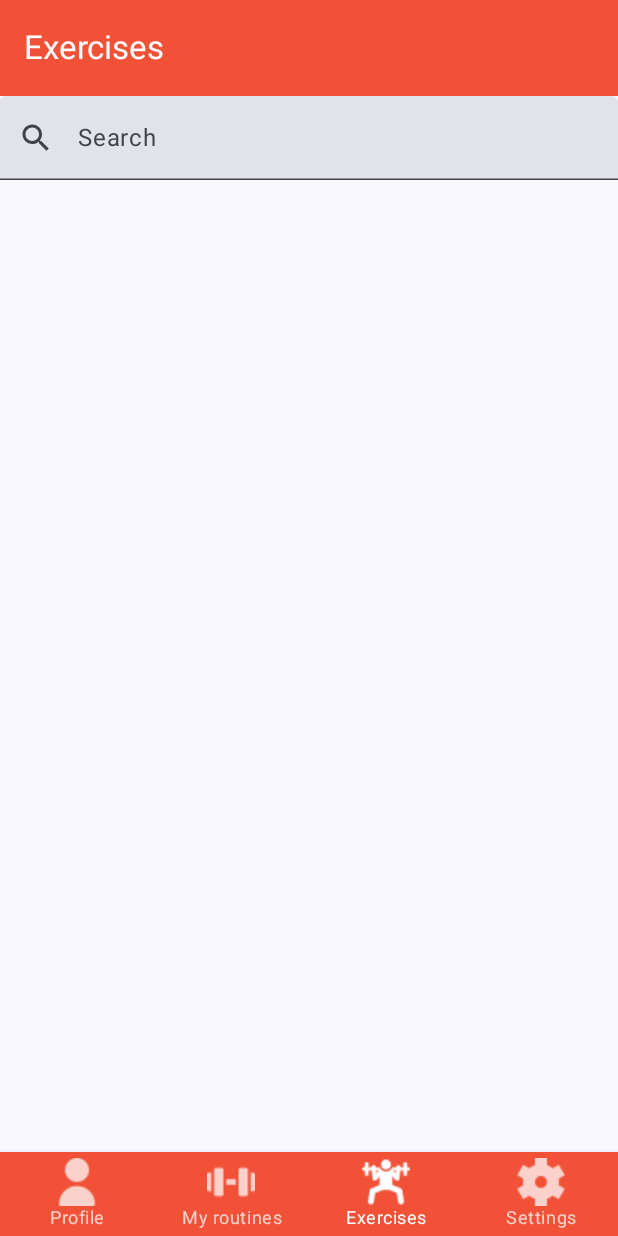
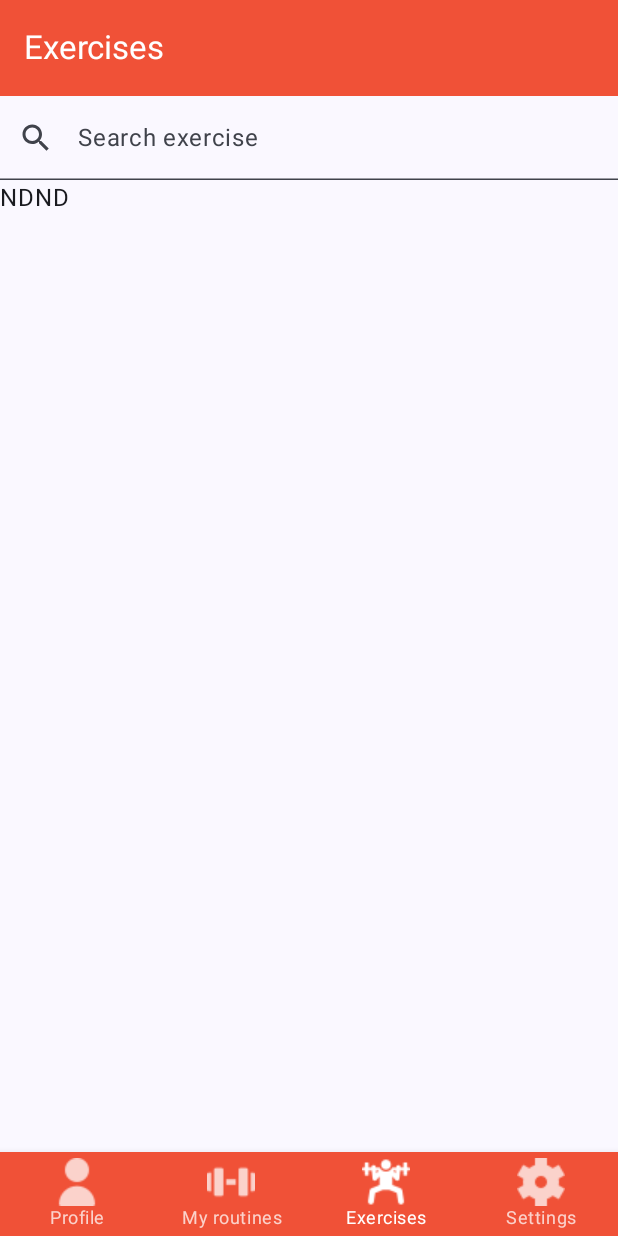
Before and after one commit to ifernandezgo/GYTRCompose, an Android app built with Jetpack Compose: the screen it shows after launch (MainActivity), item 3 of the bottom bar chosen, on a phone screen of 412 x 824 dp. Run offline under Robolectric (Android 15) with nearby library versions, the phone set to English and light mode, and no system bars.

Commit message:
Cambios en Exercises

```diff
--- a/app/src/main/java/es/upsa/mimo/gytrcompose/MainActivity.kt
+++ b/app/src/main/java/es/upsa/mimo/gytrcompose/MainActivity.kt
@@ -4,6 +4,7 @@ import android.annotation.SuppressLint
 import android.os.Bundle
 import androidx.activity.ComponentActivity
 import androidx.activity.compose.setContent
+import androidx.activity.viewModels
 import androidx.compose.foundation.layout.fillMaxSize
 import androidx.compose.material3.ExperimentalMaterial3Api
 import androidx.compose.material3.MaterialTheme
@@ -24,21 +25,24 @@ import es.upsa.mimo.gytrcompose.view.Exercises
 import es.upsa.mimo.gytrcompose.view.MyRoutines
 import es.upsa.mimo.gytrcompose.view.Profile
 import es.upsa.mimo.gytrcompose.view.Settings
+import es.upsa.mimo.gytrcompose.viewModel.ExercisesViewModel
 
 class MainActivity : ComponentActivity() {
+
+    private val exercisesViewModel by viewModels<ExercisesViewModel>()
+
     override fun onCreate(savedInstanceState: Bundle?) {
         super.onCreate(savedInstanceState)
         setContent {
-            MainView()
+            MainView(exercisesViewModel)
         }
     }
 }
 
 @SuppressLint("UnusedMaterial3ScaffoldPaddingParameter")
 @OptIn(ExperimentalMaterial3Api::class)
-@Preview
 @Composable
-fun MainView() {
+fun MainView(exercisesViewModel: ExercisesViewModel) {
     val navController = rememberNavController()
     Screen {
         Scaffold(
@@ -57,7 +61,7 @@ fun MainView() {
                     MyRoutines()
                 }
                 composable(route = BottomNavItem.Exercises.screen_route) {
-                    Exercises()
+                    Exercises(exercisesViewModel)
                 }
                 composable(route = BottomNavItem.Settings.screen_route) {
                     Settings()
--- a/app/src/main/java/es/upsa/mimo/gytrcompose/view/Exercises.kt
+++ b/app/src/main/java/es/upsa/mimo/gytrcompose/view/Exercises.kt
@@ -2,6 +2,7 @@ package es.upsa.mimo.gytrcompose.view
 
 import androidx.compose.foundation.layout.Box
 import androidx.compose.foundation.layout.Column
+import androidx.compose.foundation.layout.Row
 import androidx.compose.foundation.layout.fillMaxWidth
 import androidx.compose.foundation.layout.padding
 import androidx.compose.foundation.text.KeyboardActions
@@ -13,6 +14,7 @@ import androidx.compose.material3.Icon
 import androidx.compose.material3.Scaffold
 import androidx.compose.material3.Text
 import androidx.compose.material3.TextField
+import androidx.compose.material3.TextFieldDefaults
 import androidx.compose.material3.TopAppBar
 import androidx.compose.material3.TopAppBarDefaults
 import androidx.compose.runtime.Composable
@@ -22,17 +24,29 @@ import androidx.compose.runtime.remember
 import androidx.compose.runtime.setValue
 import androidx.compose.ui.ExperimentalComposeUiApi
 import androidx.compose.ui.Modifier
+import androidx.compose.ui.graphics.Color
 import androidx.compose.ui.platform.LocalFocusManager
 import androidx.compose.ui.platform.LocalSoftwareKeyboardController
 import androidx.compose.ui.text.input.ImeAction
 import androidx.compose.ui.tooling.preview.Preview
 import es.upsa.mimo.gytrcompose.ui.theme.Accent
 import es.upsa.mimo.gytrcompose.ui.theme.White
+import es.upsa.mimo.gytrcompose.viewModel.ExercisesViewModel
+
+private lateinit var exViewModel: ExercisesViewModel
 
 @OptIn(ExperimentalMaterial3Api::class)
 @Composable
+fun Exercises(viewModel: ExercisesViewModel) {
+    exViewModel = viewModel;
+    //val exercises by exViewModel.getExercises().observeAsState()
+    ExercisesView()
+}
+
+@OptIn(ExperimentalMaterial3Api::class)
 @Preview
-fun Exercises() {
+@Composable
+fun ExercisesView() {
     Scaffold(
         topBar = {
             TopAppBar(
@@ -52,6 +66,10 @@ fun Exercises() {
         Box(modifier = Modifier.padding(it)) {
             Column() {
                 SearchBar()
+                Row {
+                    Text(text = "ND")
+                    Text(text = "ND")
+                }
             }
         }
     }
@@ -67,9 +85,14 @@ fun SearchBar() {
     TextField(
         value = text,
         onValueChange = { text = it },
-        label = { Text("Search") },
+        label = { Text("Search exercise") },
         leadingIcon = { Icon(Icons.Filled.Search, contentDescription = null) },
-        modifier = Modifier.fillMaxWidth(),
+        modifier = Modifier
+            .fillMaxWidth(),
+        colors = TextFieldDefaults.textFieldColors(
+            containerColor = Color.Transparent
+        ),
+        //shape = RoundedCornerShape(4.dp),
         keyboardOptions = KeyboardOptions(imeAction = ImeAction.Search),
         keyboardActions = KeyboardActions(onSearch = {
             onSearch(text)
```
